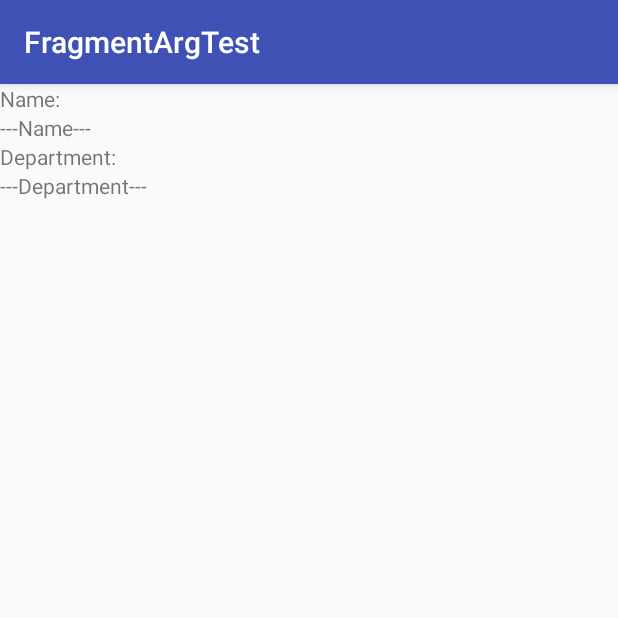
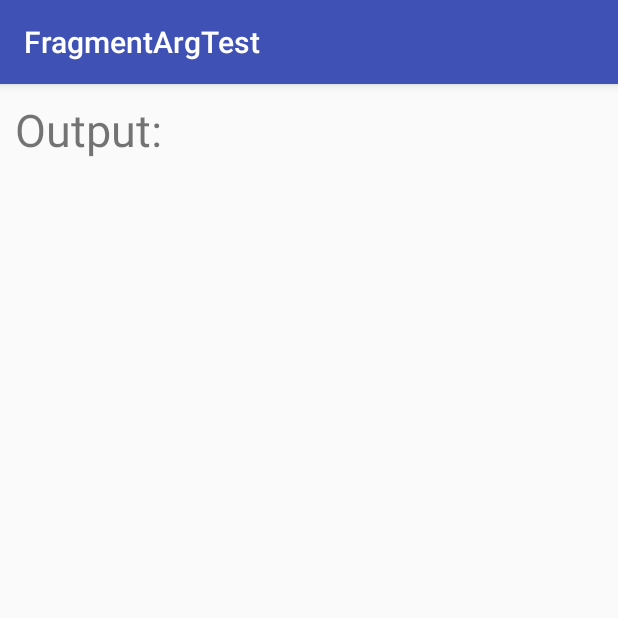
Before and after one commit to Aedrand/github-cs376b-FA17, an Android app: the screen it shows after launch (SecondActivity), after a tap on "SEND", on a phone screen of 412 x 824 dp, the top half of it. Run offline under Robolectric (Android 15) with nearby library versions, the phone set to English and light mode, and no system bars.

Commit message:
Finished basic functionality on Fragment Arg Work.

```diff
--- a/FragmentArgTest/app/src/main/java/com/skidmore/ariggs/fragmentargtest/Course.java
+++ b/FragmentArgTest/app/src/main/java/com/skidmore/ariggs/fragmentargtest/Course.java
@@ -10,7 +10,6 @@ public class Course {
 
     private UUID id;
     private String name;
-    private String department;
 
     public Course() {
         this.id = UUID.randomUUID();
@@ -24,11 +23,11 @@ public class Course {
         this.name = name;
     }
 
-    public String getDepartment() {
-        return department;
+    public UUID getId() {
+        return id;
     }
 
-    public void setDepartment(String department) {
-        this.department = department;
+    public void setId(UUID id) {
+        this.id = id;
     }
 }
--- /dev/null
+++ b/FragmentArgTest/app/src/main/java/com/skidmore/ariggs/fragmentargtest/CourseList.java
@@ -0,0 +1,46 @@
+package com.skidmore.ariggs.fragmentargtest;
+
+import android.content.Context;
+
+import java.util.ArrayList;
+import java.util.List;
+import java.util.UUID;
+
+/**
+ * Created by Andrew Riggs on 9/25/2017.
+ */
+
+public class CourseList {
+
+    private static CourseList sCourseList;
+    private List<Course> courses;
+
+    public static CourseList get(Context context) {
+        if (sCourseList == null) {
+            sCourseList = new CourseList(context);
+        }
+        return sCourseList;
+    }
+
+    private CourseList(Context context) {
+        courses = new ArrayList<>();
+        courses.add(new Course());
+    }
+
+    public Course getCourse(UUID uuid) {
+        for (Course course : courses) {
+            if(course.getId().equals(uuid)) {
+                return course;
+            }
+        }
+
+        return null;
+    }
+
+    public Course getDemoCourse() {
+        if (courses.get(0) != null) {
+            return courses.get(0);
+        }
+        return null;
+    }
+}
--- a/FragmentArgTest/app/src/main/java/com/skidmore/ariggs/fragmentargtest/MainFragment.java
+++ b/FragmentArgTest/app/src/main/java/com/skidmore/ariggs/fragmentargtest/MainFragment.java
@@ -2,18 +2,21 @@ package com.skidmore.ariggs.fragmentargtest;
 
 import android.content.Intent;
 import android.os.Bundle;
+import android.provider.Settings;
 import android.support.v4.app.Fragment;
+import android.text.Editable;
+import android.text.TextWatcher;
 import android.view.LayoutInflater;
 import android.view.View;
 import android.view.ViewGroup;
 import android.widget.Button;
 import android.widget.EditText;
+import android.widget.Toast;
 
 public class MainFragment extends Fragment {
 
     private Course course;
     private EditText nameTxt;
-    private EditText deptTxt;
     private Button button;
 
     public MainFragment() {
@@ -23,7 +26,7 @@ public class MainFragment extends Fragment {
     @Override
     public void onCreate(Bundle savedInstanceState) {
         super.onCreate(savedInstanceState);
-        course = new Course();
+        course = CourseList.get(getActivity()).getDemoCourse();
     }
 
     @Override
@@ -33,21 +36,32 @@ public class MainFragment extends Fragment {
         View view = inflater.inflate(R.layout.fragment_main, container, false);
 
         nameTxt = (EditText) view.findViewById(R.id.main_frag_name);
-        deptTxt = (EditText) view.findViewById(R.id.main_frag_dept);
         button = (Button) view.findViewById(R.id.main_frag_btn);
 
-        course.setName(nameTxt.getText().toString());
-        course.setDepartment(deptTxt.getText().toString());
+        nameTxt.addTextChangedListener(new TextWatcher() {
+            @Override
+            public void beforeTextChanged(CharSequence charSequence, int i, int i1, int i2) {
+
+            }
+
+            @Override
+            public void onTextChanged(CharSequence charSequence, int i, int i1, int i2) {
+                course.setName(charSequence.toString());
+            }
+
+            @Override
+            public void afterTextChanged(Editable editable) {
+
+            }
+        });
 
         button.setOnClickListener(new View.OnClickListener() {
             @Override
             public void onClick(View view) {
-                Intent intent = new Intent(getActivity(), SecondActivity.class);
+                Intent intent = SecondActivity.newIntent(getActivity(), course.getId());
                 startActivity(intent);
             }
         });
-
-
 
         return view;
     }
--- a/FragmentArgTest/app/src/main/java/com/skidmore/ariggs/fragmentargtest/SecondActivity.java
+++ b/FragmentArgTest/app/src/main/java/com/skidmore/ariggs/fragmentargtest/SecondActivity.java
@@ -1,9 +1,13 @@
 package com.skidmore.ariggs.fragmentargtest;
 
+import android.content.Context;
+import android.content.Intent;
 import android.support.v4.app.Fragment;
 import android.support.v4.app.FragmentManager;
 import android.support.v7.app.AppCompatActivity;
 import android.os.Bundle;
+
+import java.util.UUID;
 
 public class SecondActivity extends AppCompatActivity {
 
@@ -16,8 +20,18 @@ public class SecondActivity extends AppCompatActivity {
         Fragment fragment = fragmentManager.findFragmentById(R.id.second_frag_container);
 
         if (fragment == null) {
-            fragment = new SecondFragment();
+            UUID courseID = (UUID) getIntent().getSerializableExtra(EXTRA_COURSE_ID);
+            fragment = SecondFragment.newInstance(courseID);
             fragmentManager.beginTransaction().add(R.id.second_frag_container, fragment).commit();
         }
     }
+
+    private static final String EXTRA_COURSE_ID = "com.skidmore.ariggs.fragmentargtest.course_name";
+
+    public static Intent newIntent(Context packageContext, UUID courseID) {
+        Intent intent = new Intent(packageContext, SecondActivity.class);
+        intent.putExtra(EXTRA_COURSE_ID, courseID);
+        return intent;
+    }
+
 }
--- a/FragmentArgTest/app/src/main/java/com/skidmore/ariggs/fragmentargtest/SecondFragment.java
+++ b/FragmentArgTest/app/src/main/java/com/skidmore/ariggs/fragmentargtest/SecondFragment.java
@@ -3,6 +3,7 @@ package com.skidmore.ariggs.fragmentargtest;
 import android.content.Context;
 import android.net.Uri;
 import android.os.Bundle;
+import android.os.health.UidHealthStats;
 import android.support.v4.app.Fragment;
 import android.view.LayoutInflater;
 import android.view.View;
@@ -14,6 +15,7 @@ import android.widget.TextView;
 import java.util.UUID;
 
 public class SecondFragment extends Fragment {
+    public static final String ARG_COURSE_ID = "course_id";
     private Course course;
     private TextView nameTxt;
     private TextView deptTxt;
@@ -25,7 +27,8 @@ public class SecondFragment extends Fragment {
     @Override
     public void onCreate(Bundle savedInstanceState) {
         super.onCreate(savedInstanceState);
-        course = new Course();
+        UUID courseID = (UUID) getArguments().getSerializable(ARG_COURSE_ID);
+        course = CourseList.get(getActivity()).getCourse(courseID);
     }
 
     @Override
@@ -35,16 +38,18 @@ public class SecondFragment extends Fragment {
         View view = inflater.inflate(R.layout.fragment_second, container, false);
 
         nameTxt = (TextView) view.findViewById(R.id.second_frag_name);
-        deptTxt = (TextView) view.findViewById(R.id.second_frag_dept);
 
-        course.setName(nameTxt.getText().toString());
-        course.setDepartment(deptTxt.getText().toString());
+        nameTxt.setText(course.getName());
 
         return view;
     }
 
-    /**public static SecondFragment newInstance(UUID courseID) {
+    public static SecondFragment newInstance(UUID courseID) {
         Bundle args = new Bundle();
+        args.putSerializable(ARG_COURSE_ID, courseID);
 
-    }**/
+        SecondFragment secondFragment = new SecondFragment();
+        secondFragment.setArguments(args);
+        return secondFragment;
+    }
 }
--- a/FragmentArgTest/app/src/main/res/layout/fragment_main.xml
+++ b/FragmentArgTest/app/src/main/res/layout/fragment_main.xml
@@ -4,7 +4,8 @@
     android:layout_height="match_parent"
     tools:context="com.skidmore.ariggs.fragmentargtest.MainFragment"
     android:orientation="vertical"
-    android:id="@+id/main_frag">
+    android:id="@+id/main_frag"
+    android:layout_margin="10dp">
 
     <TextView
     android:layout_width="match_parent"
@@ -18,11 +19,6 @@
         android:layout_height="wrap_content"
         />
 
-    <EditText
-        android:id="@+id/main_frag_dept"
-        android:layout_width="match_parent"
-        android:layout_height="wrap_content"
-        />
 
     <Button
         android:id="@+id/main_frag_btn"
--- a/FragmentArgTest/app/src/main/res/layout/fragment_second.xml
+++ b/FragmentArgTest/app/src/main/res/layout/fragment_second.xml
@@ -4,28 +4,20 @@
     android:layout_height="match_parent"
     tools:context="com.skidmore.ariggs.fragmentargtest.SecondFragment"
     android:orientation="vertical"
-    android:id="@+id/second_frag">
+    android:id="@+id/second_frag"
+    android:layout_margin="10dp">
 
     <TextView
         android:layout_width="match_parent"
         android:layout_height="wrap_content"
-        android:text="Name:"/>
+        android:text="Output:"
+        android:textSize="30sp"/>
 
     <TextView
         android:id="@+id/second_frag_name"
         android:layout_width="match_parent"
         android:layout_height="wrap_content"
-        android:text="---Name---"/>
-
-    <TextView
-        android:layout_width="match_parent"
-        android:layout_height="wrap_content"
-        android:text="Department:"/>
-
-    <TextView
-        android:id="@+id/second_frag_dept"
-        android:layout_width="match_parent"
-        android:layout_height="wrap_content"
-        android:text="---Department---"/>
+        android:text="---Name---"
+        android:textSize="20sp"/>
 
 </LinearLayout>
--- a/FragmentArgTest/build.gradle
+++ b/FragmentArgTest/build.gradle
@@ -5,7 +5,7 @@ buildscript {
         jcenter()
     }
     dependencies {
-        classpath 'com.android.tools.build:gradle:2.3.2'
+        classpath 'com.android.tools.build:gradle:2.3.3'
 
         // NOTE: Do not place your application dependencies here; they belong
         // in the individual module build.gradle files
```
